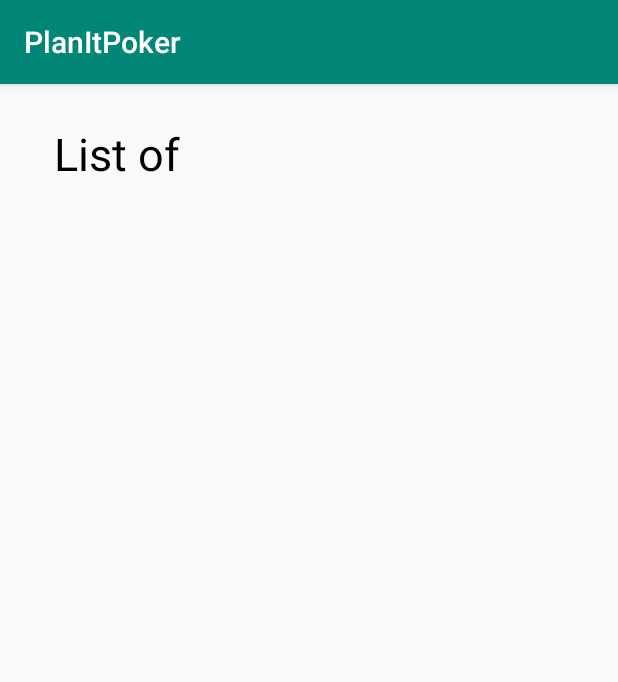
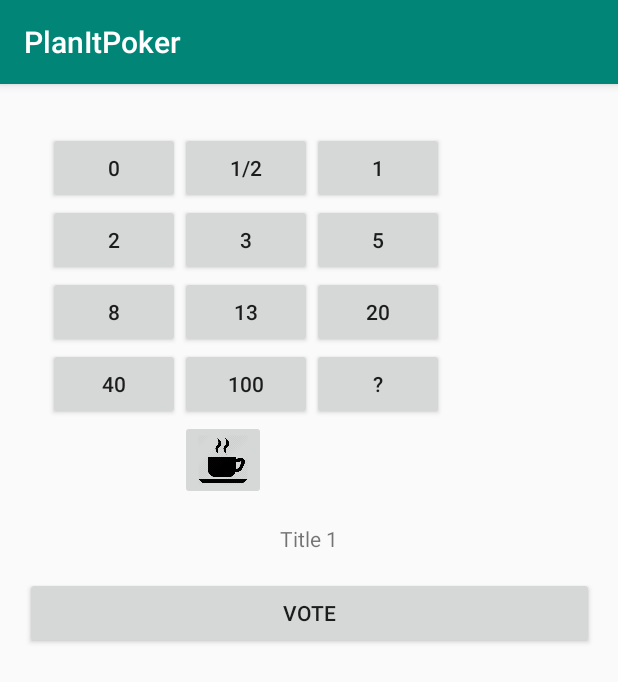
Before and after one commit to kotunde/AndroidPokerApp, an Android app: the VoteActivity screen opened directly, with no data from a screen before it, on a phone screen of 412 x 824 dp. Shown: the top 682 px of the screen. Run offline under Robolectric (Android 15) with nearby library versions, the phone set to English and light mode, and no system bars.

Commit message:
navigacio a fragmensek kozott

```diff
--- a/PlanItPoker/app/src/main/java/com/example/planitpoker/VoteActivity.java
+++ b/PlanItPoker/app/src/main/java/com/example/planitpoker/VoteActivity.java
@@ -34,13 +34,12 @@ public class VoteActivity extends AppCompatActivity
         createTitles();
 
         VoteFragment voteFragment = new VoteFragment();
-        ListVoteFragment listVoteFragment = new ListVoteFragment();
         //send loginName to the fragment
         Bundle data = new Bundle();
         data.putString("name",loginName);
         voteFragment.setArguments(data);
-        //ft.add(R.id.fg_placeholder,voteFragment);
-        ft.add(R.id.fg_placeholder,listVoteFragment);
+        ft.add(R.id.fg_placeholder,voteFragment);
+        //ft.add(R.id.fg_placeholder,listVoteFragment);
         ft.commit();
     }
 
--- a/PlanItPoker/app/src/main/res/layout/vote_fragment.xml
+++ b/PlanItPoker/app/src/main/res/layout/vote_fragment.xml
@@ -4,7 +4,7 @@
     xmlns:tools="http://schemas.android.com/tools"
     android:layout_width="match_parent"
     android:layout_height="match_parent"
-    android:parentActivityName=".LoginScreenActivity"
+    app:navigationIcon="?attr/homeAsUpIndicator"
 
     tools:context=".VoteFragment">
 
```
Also changed, not shown: PlanItPoker/app/src/main/java/com/example/planitpoker/VoteFragment.java (+9 -0 lines).
